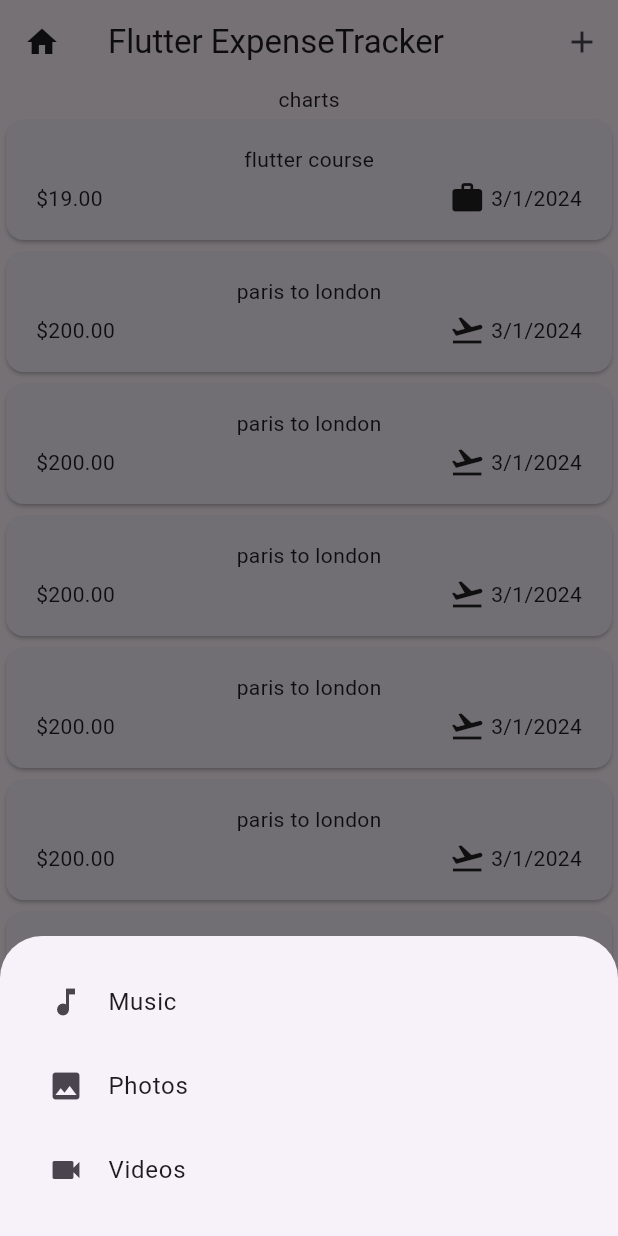
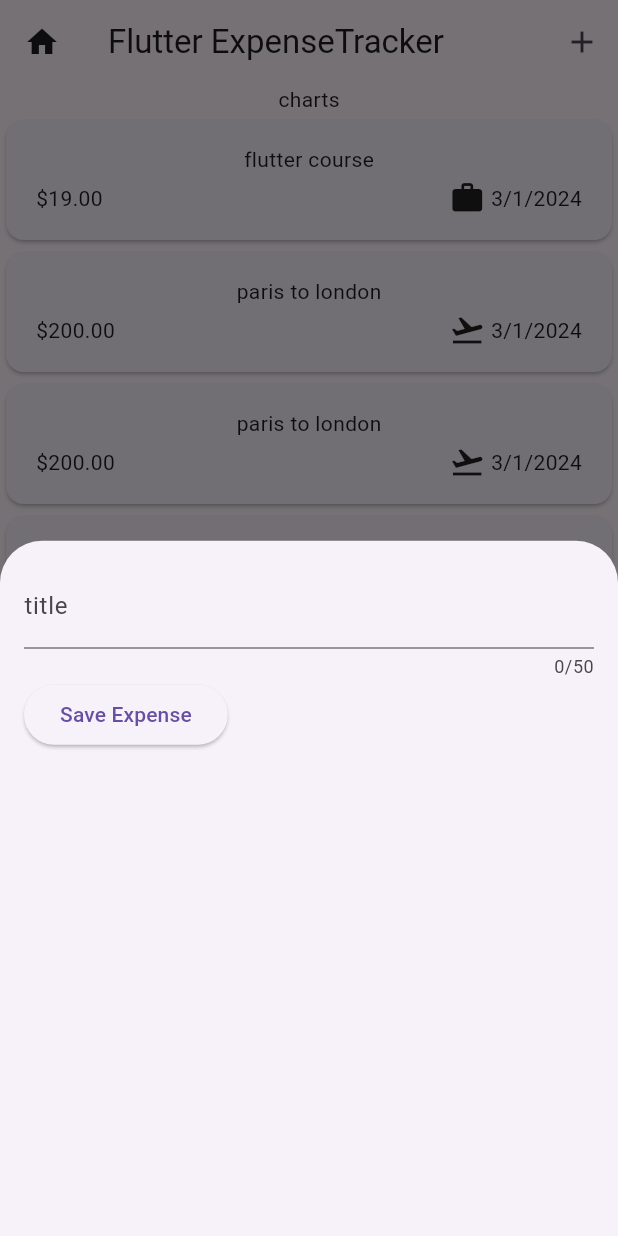
Before and after one commit to henok-ab/expense_tracker, a Flutter app: the screen it shows after launch, after a tap on the "add" icon, on a phone screen of 412 x 824 dp. Run offline on Flutter 3.47's test engine with Material 3 defaults, Android fonts, the phone set to English and light mode, and no system bars.

Commit message:
expenses call newExpenses

```diff
--- a/lib/widgets/expenses.dart
+++ b/lib/widgets/expenses.dart
@@ -1,5 +1,6 @@
 import 'package:expense_tracker/models/expense.dart';
 import 'package:expense_tracker/widgets/expense_List/expense_List.dart';
+import 'package:expense_tracker/widgets/new_expense.dart';
 import 'package:flutter/material.dart';
 
 class Expenses extends StatefulWidget {
@@ -70,6 +71,14 @@ class _ExpensesState extends State<Expenses> {
         amount: 200.0,
         category: Category.travel)
   ];
+  void _openAddExpenseOverlay() {
+    showModalBottomSheet(
+      context: context,
+      builder: (BuildContext context) {
+        return const NewExpense();
+      },
+    );
+  }
 
   @override
   Widget build(BuildContext context) {
@@ -82,42 +91,7 @@ class _ExpensesState extends State<Expenses> {
         title: const Text('Flutter ExpenseTracker'),
         actions: [
           IconButton(
-            onPressed: () {
-              showModalBottomSheet(
-                context: context,
-                builder: (BuildContext context) {
-                  return Container(
-                    padding: EdgeInsets.all(16.0),
-                    child: Column(
-                      mainAxisSize: MainAxisSize.min,
-                      children: <Widget>[
-                        ListTile(
-                          leading: Icon(Icons.music_note),
-                          title: Text('Music'),
-                          onTap: () {
-                            // Handle music action
-                          },
-                        ),
-                        ListTile(
-                          leading: Icon(Icons.photo),
-                          title: Text('Photos'),
-                          onTap: () {
-                            // Handle photos action
-                          },
-                        ),
-                        ListTile(
-                          leading: Icon(Icons.videocam),
-                          title: Text('Videos'),
-                          onTap: () {
-                            // Handle videos action
-                          },
-                        ),
-                      ],
-                    ),
-                  );
-                },
-              );
-            },
+            onPressed: _openAddExpenseOverlay,
             icon: const Icon(Icons.add),
           ),
         ],
--- a/lib/widgets/new_expense.dart
+++ b/lib/widgets/new_expense.dart
@@ -0,0 +1,42 @@
+import 'package:flutter/material.dart';
+
+class NewExpense extends StatefulWidget {
+  const NewExpense({super.key});
+
+  @override
+  State<StatefulWidget> createState() {
+    return _NewExpenseState();
+  }
+}
+
+class _NewExpenseState extends State<NewExpense> {
+  var _enteredTitle = '';
+
+  void _saveTitleInput(String inputValue) {
+    _enteredTitle = inputValue;
+  }
+
+  @override
+  Widget build(BuildContext context) {
+    return Padding(
+      padding: const EdgeInsets.all(16),
+      child: Column(children: [
+        TextField(
+          maxLength: 50,
+          onChanged: _saveTitleInput,
+          decoration: const InputDecoration(label: Text('title')),
+        ),
+        Row(
+          children: [
+            ElevatedButton(
+              onPressed: () {
+                print(_enteredTitle);
+              },
+              child: const Text('Save Expense'),
+            )
+          ],
+        )
+      ]),
+    );
+  }
+}
```
